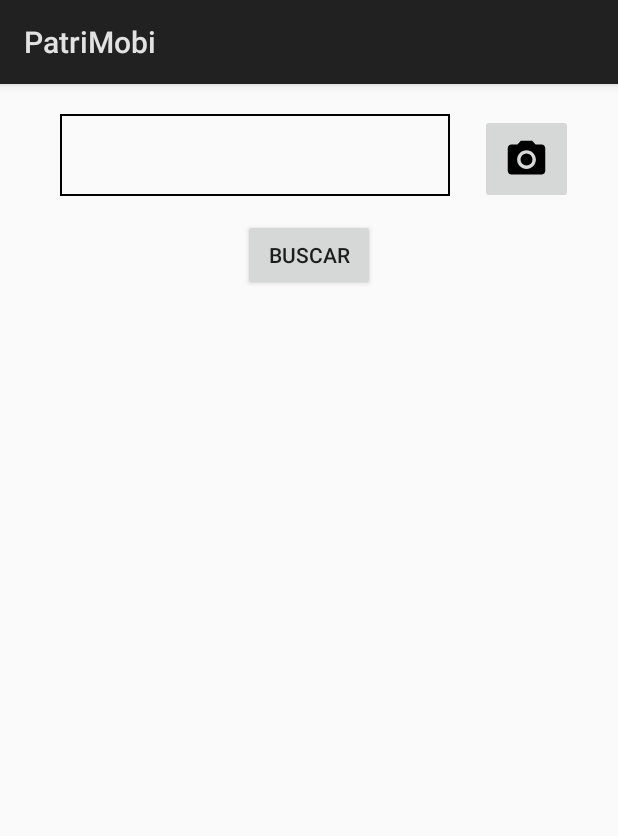
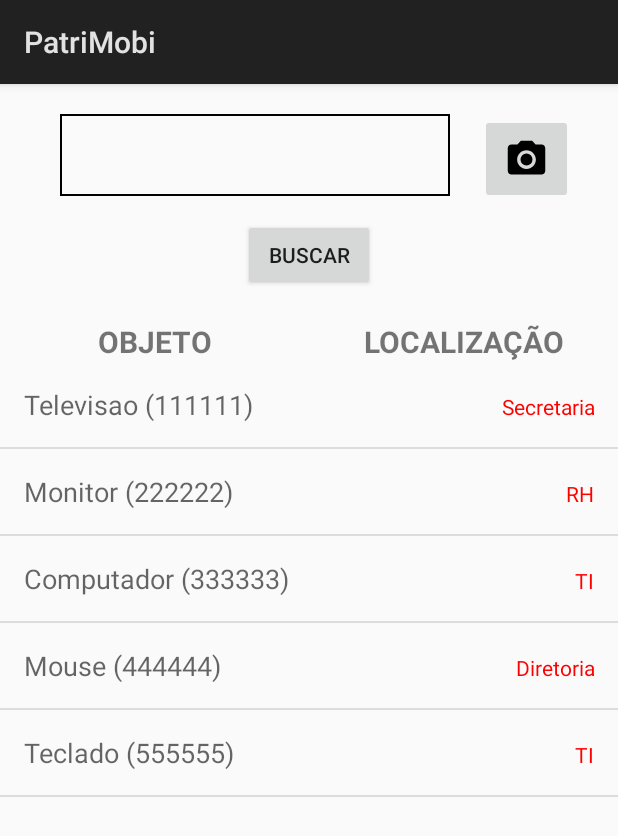
Before and after one commit to judsonmatheus/PatriMobi, an Android app: the screen it shows after launch (MainActivity), on a phone screen of 412 x 824 dp. Shown: the top 836 px of the screen. Run offline under Robolectric (Android 15) with nearby library versions, the phone set to English and light mode, and no system bars.

Commit message:
Listando items. O DAO está apenas representando uma possivel conecção com o banco de dados.

```diff
--- a/app/src/main/java/com/aula5/judson/patrimobi/MainActivity.java
+++ b/app/src/main/java/com/aula5/judson/patrimobi/MainActivity.java
@@ -2,28 +2,73 @@ package com.aula5.judson.patrimobi;
 
 import android.app.Activity;
 import android.app.AlertDialog;
+import android.app.ListActivity;
 import android.content.ActivityNotFoundException;
 import android.content.DialogInterface;
 import android.content.Intent;
 import android.net.Uri;
 import android.os.Bundle;
+import android.widget.AdapterView;
+import android.widget.AdapterView.OnItemLongClickListener;
 import android.support.v7.app.AppCompatActivity;
 import android.util.Log;
 import android.view.View;
 import android.widget.Button;
 import android.widget.EditText;
+import android.widget.ListView;
 import android.widget.TextView;
+import android.widget.Toast;
 
-public class MainActivity extends Activity {
+import com.aula5.judson.patrimobi.adapter.ItemAdapter;
+import com.aula5.judson.patrimobi.data.Item;
+import com.aula5.judson.patrimobi.data.ItemDAO;
+
+import java.util.List;
+
+public class MainActivity extends ListActivity implements OnItemLongClickListener{
     static final String ACTION_SCAN = "com.google.zxing.client.android.SCAN";
+    private ItemDAO itemDAO;
+    private ItemAdapter adapter;
 
     @Override
     protected void onCreate(Bundle savedInstanceState) {
         super.onCreate(savedInstanceState);
         setContentView(R.layout.activity_main);
+
+        adapter = new ItemAdapter(this);
+        setListAdapter(adapter);
+
+        getListView().setOnItemLongClickListener(this);
+
+       itemDAO = new ItemDAO();
+
+        updateList();
+    }
+
+    private void updateList() {
+        List<Item> items = itemDAO.list();
+//        List<Item> items = adapter.getItems();
+        adapter.setItems(items);
+    }
+
+    @Override
+    public boolean onItemLongClick(AdapterView<?> parent, View view, int position, long id) {
+        return false;
+    }
+
+    @Override
+    protected void onListItemClick(ListView l, View v, int position, long id) {
+        Toast.makeText(this, "Clicou no item " + position, Toast.LENGTH_SHORT).show();
     }
 
 
+
+
+
+
+    //--------------------------------------------------------------------------------------------------------
+
+//Leitura de código de barra começa aqui
     public void readeCodebar(View view) {
         try {
             Intent intent = new Intent(ACTION_SCAN);
@@ -69,4 +114,6 @@ public class MainActivity extends Activity {
             }
         }
     }
+
+
 }
--- /dev/null
+++ b/app/src/main/java/com/aula5/judson/patrimobi/adapter/ItemAdapter.java
@@ -0,0 +1,79 @@
+package com.aula5.judson.patrimobi.adapter;
+
+import android.content.Context;
+import android.util.Log;
+import android.view.LayoutInflater;
+import android.view.View;
+import android.view.ViewGroup;
+import android.widget.BaseAdapter;
+import android.widget.TextView;
+
+import com.aula5.judson.patrimobi.R;
+import com.aula5.judson.patrimobi.data.Item;
+
+import java.util.ArrayList;
+import java.util.List;
+
+/**
+ * Created by Judson on 22/06/2018.
+ */
+
+public class ItemAdapter extends BaseAdapter {
+
+    private Context context;
+    private List<Item> items = new ArrayList<>();
+
+    public ItemAdapter(Context context){
+        this.context = context;
+    }
+
+    @Override
+    public int getCount() {
+        return items.size();
+    }
+
+    @Override
+    public Object getItem(int position) {
+        return items.get(position);
+    }
+
+    @Override
+    public long getItemId(int position) {
+        return items.get(position).getId();
+    }
+
+    @Override
+    public View getView(int position, View convertView, ViewGroup parent) {
+        View view = convertView;
+        ViewHolder holder;
+
+        if (view == null){
+            LayoutInflater inflater = (LayoutInflater) context.getSystemService(Context.LAYOUT_INFLATER_SERVICE);
+            view = inflater.inflate(R.layout.adapter_listitems, parent, false );
+            holder = new ViewHolder();
+            holder.txtNome = view.findViewById(R.id.txt_nome);
+            holder.txtValor = view.findViewById(R.id.txt_valor);
+            view.setTag(holder);
+
+        }else{
+            holder = (ViewHolder) view.getTag();
+        }
+        Item item = items.get(position);
+
+        holder.txtNome.setText(item.getNome() + " (" + item.getId() + ")");
+
+        holder.txtValor.setText(item.getLocalizacao());
+
+        return view;
+    }
+
+    public void setItems(List<Item> items){
+        this.items = items;
+        notifyDataSetChanged();
+    }
+
+    private static class ViewHolder {
+        public TextView txtNome;
+        public TextView txtValor;
+    }
+}
--- a/app/src/main/java/com/aula5/judson/patrimobi/Dados/Item.java
+++ b/app/src/main/java/com/aula5/judson/patrimobi/data/Item.java
@@ -1,10 +1,12 @@
-package com.aula5.judson.patrimobi.Dados;
+package com.aula5.judson.patrimobi.data;
+
+import java.io.Serializable;
 
 /**
  * Created by Judson on 21/06/2018.
  */
 
-public class Item {
+public class Item implements Serializable{
     private int id;
     private String nome;
     private String localizacao;
@@ -14,9 +16,9 @@ public class Item {
     }
 
     public Item(int id, String nome, String localizacao){
-        id = this.id;
-        nome = this.nome;
-        localizacao = this.localizacao;
+        this.id = id;
+        this.nome = nome;
+        this.localizacao = localizacao;
     }
 
     public int getId() {
--- /dev/null
+++ b/app/src/main/java/com/aula5/judson/patrimobi/data/ItemDAO.java
@@ -0,0 +1,28 @@
+package com.aula5.judson.patrimobi.data;
+
+import java.util.ArrayList;
+import java.util.List;
+
+/**
+ * Created by Judson on 21/06/2018.
+ */
+
+public class ItemDAO {
+
+    public List<Item> items;
+
+    public ItemDAO(){
+        items = new ArrayList<>();
+
+    }
+
+    public List<Item> list() {
+
+        items.add(new Item(111111, "Televisao", "Secretaria"));
+        items.add(new Item(222222, "Monitor", "RH"));
+        items.add(new Item(333333, "Computador", "TI"));
+        items.add(new Item(444444, "Mouse", "Diretoria"));
+        items.add(new Item(555555, "Teclado", "TI"));
+        return items;
+    }
+}
--- a/app/src/main/res/layout/activity_main.xml
+++ b/app/src/main/res/layout/activity_main.xml
@@ -50,16 +50,50 @@
            />
     </LinearLayout>
     <LinearLayout
+        xmlns:android="http://schemas.android.com/apk/res/android"
         android:layout_width="match_parent"
         android:layout_height="match_parent"
-        android:layout_margin="10dp">
+        android:orientation="vertical">
+
+        <LinearLayout
+            android:layout_width="match_parent"
+            android:layout_height="wrap_content"
+            android:orientation="horizontal"
+            android:layout_marginTop="20dp">
+
+            <TextView
+                android:layout_width="0dp"
+                android:layout_height="wrap_content"
+                android:layout_weight="1"
+                android:text="OBJETO"
+                android:textSize="20sp"
+                android:textStyle="bold"
+                android:gravity="center"/>
+            <TextView
+                android:layout_width="0dp"
+                android:layout_height="wrap_content"
+                android:layout_weight="1"
+                android:text="LOCALIZAÇÃO"
+                android:textSize="20sp"
+                android:textStyle="bold"
+                android:gravity="center"
+
+                />
+
+        </LinearLayout>
         <ListView
+            android:id="@android:id/list"
             android:layout_width="match_parent"
             android:layout_height="match_parent"
 
-            >
-
-        </ListView>
+            />
+        <TextView
+            android:id="@android:id/empty"
+            android:layout_width="match_parent"
+            android:layout_height="match_parent"
+            android:gravity="center"
+            android:text="Nenhum item cadastrado"
+            android:textAppearance="?android:attr/textAppearanceMedium" />
     </LinearLayout>
 
 
--- /dev/null
+++ b/app/src/main/res/layout/adapter_listitems.xml
@@ -0,0 +1,23 @@
+<?xml version="1.0" encoding="utf-8"?>
+<LinearLayout xmlns:android="http://schemas.android.com/apk/res/android"
+    android:layout_width="match_parent"
+    android:layout_height="wrap_content"
+    android:orientation="horizontal"
+    android:padding="16dp" >
+
+    <TextView
+        android:id="@+id/txt_nome"
+        android:layout_width="0dp"
+        android:layout_height="wrap_content"
+        android:layout_weight="1"
+        style="?android:attr/textAppearanceMedium" />
+
+    <TextView
+        android:id="@+id/txt_valor"
+        android:layout_width="0dp"
+        android:layout_height="wrap_content"
+        android:layout_weight="1"
+        android:gravity="end"
+        android:textColor="#FF0000"/>
+
+</LinearLayout>
```
Also changed, not shown: app/src/main/java/com/aula5/judson/patrimobi/Dados/ItemDAO.java (deleted, +0 -146 lines).
